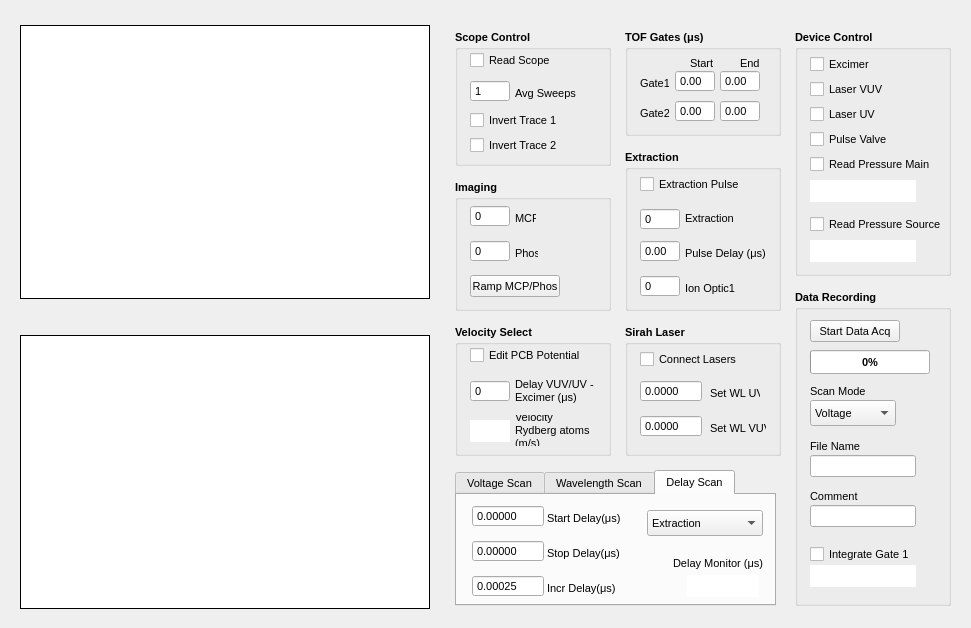
Old version of the form rsdgui.ui in the repository mikekohlhoff/ryexpctl.
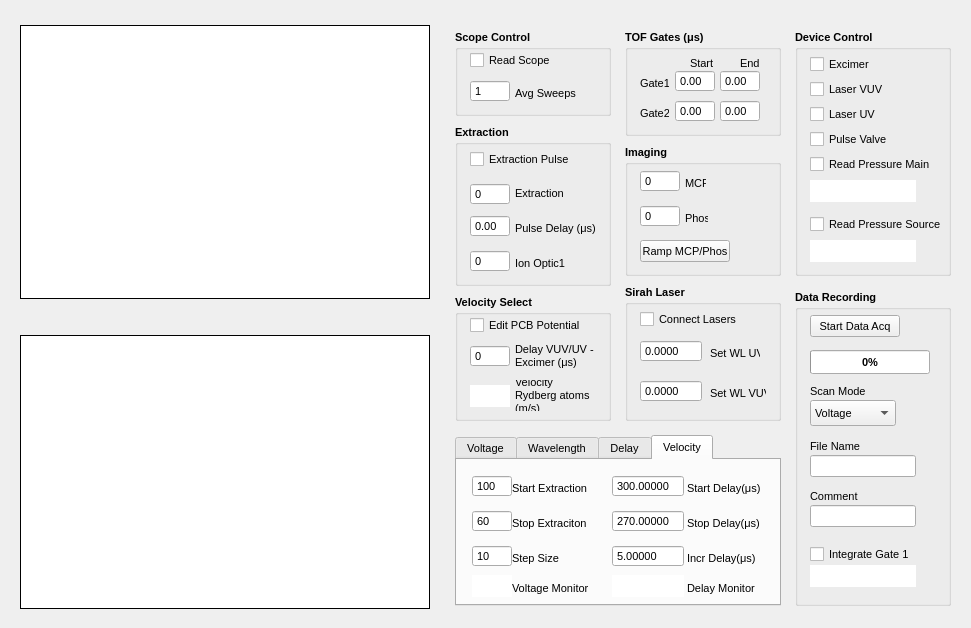
New version of the form. Custom widgets are drawn as their Qt base class.

Commit message: Matrix mode for scanning voltage and delay, in-gui plotting done as staple of traces

```diff
--- a/rsdgui.ui
+++ b/rsdgui.ui
@@ -95,7 +95,7 @@
      <x>455</x>
      <y>30</y>
      <width>156</width>
-     <height>136</height>
+     <height>86</height>
     </rect>
    </property>
    <property name="font">
@@ -114,46 +114,6 @@
    <property name="flat">
     <bool>false</bool>
    </property>
-   <widget class="QCheckBox" name="chk_invertTrace1">
-    <property name="geometry">
-     <rect>
-      <x>15</x>
-      <y>80</y>
-      <width>92</width>
-      <height>21</height>
-     </rect>
-    </property>
-    <property name="font">
-     <font>
-      <pointsize>8</pointsize>
-      <weight>50</weight>
-      <bold>false</bold>
-     </font>
-    </property>
-    <property name="text">
-     <string>Invert Trace 1</string>
-    </property>
-   </widget>
-   <widget class="QCheckBox" name="chk_invertTrace2">
-    <property name="geometry">
-     <rect>
-      <x>15</x>
-      <y>105</y>
-      <width>92</width>
-      <height>21</height>
-     </rect>
-    </property>
-    <property name="font">
-     <font>
-      <pointsize>8</pointsize>
-      <weight>50</weight>
-      <bold>false</bold>
-     </font>
-    </property>
-    <property name="text">
-     <string>Invert Trace 2</string>
-    </property>
-   </widget>
    <widget class="QCheckBox" name="chk_readScope">
     <property name="geometry">
      <rect>
@@ -294,8 +254,8 @@
   <widget class="QGroupBox" name="groupBox_Extraction">
    <property name="geometry">
     <rect>
-     <x>625</x>
-     <y>150</y>
+     <x>455</x>
+     <y>125</y>
      <width>156</width>
      <height>161</height>
     </rect>
@@ -584,7 +544,7 @@
     <property name="geometry">
      <rect>
       <x>15</x>
-      <y>30</y>
+      <y>25</y>
       <width>90</width>
       <height>22</height>
      </rect>
@@ -1212,8 +1172,8 @@
   <widget class="QGroupBox" name="groupBox_MCP">
    <property name="geometry">
     <rect>
-     <x>455</x>
-     <y>180</y>
+     <x>625</x>
+     <y>145</y>
      <width>156</width>
      <height>131</height>
     </rect>
@@ -1439,9 +1399,9 @@
    <property name="geometry">
     <rect>
      <x>625</x>
-     <y>325</y>
+     <y>285</y>
      <width>156</width>
-     <height>131</height>
+     <height>136</height>
     </rect>
    </property>
    <property name="font">
@@ -1551,7 +1511,7 @@
     <property name="geometry">
      <rect>
       <x>85</x>
-      <y>95</y>
+      <y>100</y>
       <width>56</width>
       <height>16</height>
      </rect>
@@ -1571,7 +1531,7 @@
     <property name="geometry">
      <rect>
       <x>15</x>
-      <y>90</y>
+      <y>95</y>
       <width>62</width>
       <height>22</height>
      </rect>
@@ -1861,9 +1821,9 @@
    <property name="geometry">
     <rect>
      <x>455</x>
-     <y>470</y>
-     <width>321</width>
-     <height>136</height>
+     <y>435</y>
+     <width>326</width>
+     <height>171</height>
     </rect>
    </property>
    <property name="font">
@@ -1873,11 +1833,11 @@
     </font>
    </property>
    <property name="currentIndex">
-    <number>2</number>
+    <number>3</number>
    </property>
    <widget class="QWidget" name="Extraction">
     <attribute name="title">
-     <string>Voltage Scan</string>
+     <string>Voltage</string>
     </attribute>
     <widget class="QSpinBox" name="inp_incrField">
      <property name="geometry">
@@ -2193,7 +2153,7 @@
    </widget>
    <widget class="QWidget" name="WL">
     <attribute name="title">
-     <string>Wavelength Scan</string>
+     <string>Wavelength</string>
     </attribute>
     <widget class="QComboBox" name="laserSelectScan">
      <property name="geometry">
@@ -2539,13 +2499,13 @@
    </widget>
    <widget class="QWidget" name="Delay">
     <attribute name="title">
-     <string>Delay Scan</string>
+     <string>Delay</string>
     </attribute>
     <widget class="QDoubleSpinBox" name="inp_stopDelay">
      <property name="geometry">
       <rect>
        <x>15</x>
-       <y>45</y>
+       <y>50</y>
        <width>72</width>
        <height>22</height>
       </rect>
@@ -2609,7 +2569,7 @@
      <property name="geometry">
       <rect>
        <x>15</x>
-       <y>80</y>
+       <y>85</y>
        <width>72</width>
        <height>22</height>
       </rect>
@@ -2670,7 +2630,7 @@
      <property name="geometry">
       <rect>
        <x>230</x>
-       <y>80</y>
+       <y>85</y>
        <width>72</width>
        <height>22</height>
       </rect>
@@ -2714,7 +2674,7 @@
      <property name="geometry">
       <rect>
        <x>15</x>
-       <y>10</y>
+       <y>15</y>
        <width>72</width>
        <height>22</height>
       </rect>
@@ -2778,7 +2738,7 @@
      <property name="geometry">
       <rect>
        <x>90</x>
-       <y>85</y>
+       <y>90</y>
        <width>71</width>
        <height>16</height>
       </rect>
@@ -2797,7 +2757,7 @@
      <property name="geometry">
       <rect>
        <x>205</x>
-       <y>60</y>
+       <y>65</y>
        <width>101</width>
        <height>16</height>
       </rect>
@@ -2819,7 +2779,7 @@
      <property name="geometry">
       <rect>
        <x>90</x>
-       <y>15</y>
+       <y>20</y>
        <width>81</width>
        <height>16</height>
       </rect>
@@ -2839,7 +2799,7 @@
      <property name="geometry">
       <rect>
        <x>90</x>
-       <y>50</y>
+       <y>55</y>
        <width>76</width>
        <height>16</height>
       </rect>
@@ -2858,7 +2818,7 @@
      <property name="geometry">
       <rect>
        <x>190</x>
-       <y>15</y>
+       <y>20</y>
        <width>116</width>
        <height>26</height>
       </rect>
@@ -2892,14 +2852,611 @@
      </item>
     </widget>
    </widget>
+   <widget class="QWidget" name="Velocity">
+    <attribute name="title">
+     <string>Velocity</string>
+    </attribute>
+    <widget class="QDoubleSpinBox" name="inp_incrDelayVel">
+     <property name="geometry">
+      <rect>
+       <x>155</x>
+       <y>85</y>
+       <width>72</width>
+       <height>22</height>
+      </rect>
+     </property>
+     <property name="sizePolicy">
+      <sizepolicy hsizetype="Fixed" vsizetype="Fixed">
+       <horstretch>0</horstretch>
+       <verstretch>0</verstretch>
+      </sizepolicy>
+     </property>
+     <property name="minimumSize">
+      <size>
+       <width>72</width>
+       <height>22</height>
+      </size>
+     </property>
+     <property name="maximumSize">
+      <size>
+       <width>40</width>
+       <height>16777215</height>
+      </size>
+     </property>
+     <property name="font">
+      <font>
+       <weight>50</weight>
+       <bold>false</bold>
+      </font>
+     </property>
+     <property name="mouseTracking">
+      <bool>true</bool>
+     </property>
+     <property name="wrapping">
+      <bool>false</bool>
+     </property>
+     <property name="frame">
+      <bool>true</bool>
+     </property>
+     <property name="buttonSymbols">
+      <enum>QAbstractSpinBox::NoButtons</enum>
+     </property>
+     <property name="keyboardTracking">
+      <bool>true</bool>
+     </property>
+     <property name="decimals">
+      <number>5</number>
+     </property>
+     <property name="maximum">
+      <double>1000.000000000000000</double>
+     </property>
+     <property name="singleStep">
+      <double>0.000250000000000</double>
+     </property>
+     <property name="value">
+      <double>5.000000000000000</double>
+     </property>
+    </widget>
+    <widget class="QDoubleSpinBox" name="inp_startDelayVel">
+     <property name="geometry">
+      <rect>
+       <x>155</x>
+       <y>15</y>
+       <width>72</width>
+       <height>22</height>
+      </rect>
+     </property>
+     <property name="sizePolicy">
+      <sizepolicy hsizetype="Fixed" vsizetype="Fixed">
+       <horstretch>0</horstretch>
+       <verstretch>0</verstretch>
+      </sizepolicy>
+     </property>
+     <property name="minimumSize">
+      <size>
+       <width>72</width>
+       <height>22</height>
+      </size>
+     </property>
+     <property name="maximumSize">
+      <size>
+       <width>40</width>
+       <height>16777215</height>
+      </size>
+     </property>
+     <property name="font">
+      <font>
+       <weight>50</weight>
+       <bold>false</bold>
+      </font>
+     </property>
+     <property name="mouseTracking">
+      <bool>true</bool>
+     </property>
+     <property name="wrapping">
+      <bool>false</bool>
+     </property>
+     <property name="frame">
+      <bool>true</bool>
+     </property>
+     <property name="buttonSymbols">
+      <enum>QAbstractSpinBox::NoButtons</enum>
+     </property>
+     <property name="keyboardTracking">
+      <bool>true</bool>
+     </property>
+     <property name="decimals">
+      <number>5</number>
+     </property>
+     <property name="minimum">
+      <double>0.000000000000000</double>
+     </property>
+     <property name="maximum">
+      <double>10000.000000000000000</double>
+     </property>
+     <property name="singleStep">
+      <double>0.000250000000000</double>
+     </property>
+     <property name="value">
+      <double>300.000000000000000</double>
+     </property>
+    </widget>
+    <widget class="QLabel" name="label_37">
+     <property name="geometry">
+      <rect>
+       <x>230</x>
+       <y>20</y>
+       <width>81</width>
+       <height>16</height>
+      </rect>
+     </property>
+     <property name="font">
+      <font>
+       <weight>50</weight>
+       <bold>false</bold>
+       <kerning>true</kerning>
+      </font>
+     </property>
+     <property name="text">
+      <string>Start Delay(μs)</string>
+     </property>
+    </widget>
+    <widget class="QLabel" name="label_38">
+     <property name="geometry">
+      <rect>
+       <x>230</x>
+       <y>90</y>
+       <width>71</width>
+       <height>16</height>
+      </rect>
+     </property>
+     <property name="font">
+      <font>
+       <weight>50</weight>
+       <bold>false</bold>
+      </font>
+     </property>
+     <property name="text">
+      <string>Incr Delay(μs)</string>
+     </property>
+    </widget>
+    <widget class="QLabel" name="label_39">
+     <property name="geometry">
+      <rect>
+       <x>230</x>
+       <y>55</y>
+       <width>76</width>
+       <height>16</height>
+      </rect>
+     </property>
+     <property name="font">
+      <font>
+       <weight>50</weight>
+       <bold>false</bold>
+      </font>
+     </property>
+     <property name="text">
+      <string>Stop Delay(μs)</string>
+     </property>
+    </widget>
+    <widget class="QDoubleSpinBox" name="inp_stopDelayVel">
+     <property name="geometry">
+      <rect>
+       <x>155</x>
+       <y>50</y>
+       <width>72</width>
+       <height>22</height>
+      </rect>
+     </property>
+     <property name="sizePolicy">
+      <sizepolicy hsizetype="Fixed" vsizetype="Fixed">
+       <horstretch>0</horstretch>
+       <verstretch>0</verstretch>
+      </sizepolicy>
+     </property>
+     <property name="minimumSize">
+      <size>
+       <width>72</width>
+       <height>22</height>
+      </size>
+     </property>
+     <property name="maximumSize">
+      <size>
+       <width>40</width>
+       <height>16777215</height>
+      </size>
+     </property>
+     <property name="font">
+      <font>
+       <weight>50</weight>
+       <bold>false</bold>
+      </font>
+     </property>
+     <property name="mouseTracking">
+      <bool>true</bool>
+     </property>
+     <property name="wrapping">
+      <bool>false</bool>
+     </property>
+     <property name="frame">
+      <bool>true</bool>
+     </property>
+     <property name="buttonSymbols">
+      <enum>QAbstractSpinBox::NoButtons</enum>
+     </property>
+     <property name="keyboardTracking">
+      <bool>true</bool>
+     </property>
+     <property name="decimals">
+      <number>5</number>
+     </property>
+     <property name="minimum">
+      <double>0.000000000000000</double>
+     </property>
+     <property name="maximum">
+      <double>10000.000000000000000</double>
+     </property>
+     <property name="singleStep">
+      <double>0.000250000000000</double>
+     </property>
+     <property name="value">
+      <double>270.000000000000000</double>
+     </property>
+    </widget>
+    <widget class="QLabel" name="label_40">
+     <property name="geometry">
+      <rect>
+       <x>55</x>
+       <y>55</y>
+       <width>111</width>
+       <height>16</height>
+      </rect>
+     </property>
+     <property name="font">
+      <font>
+       <weight>50</weight>
+       <bold>false</bold>
+      </font>
+     </property>
+     <property name="text">
+      <string>Stop Extraciton</string>
+     </property>
+    </widget>
+    <widget class="QLabel" name="label_29">
+     <property name="geometry">
+      <rect>
+       <x>55</x>
+       <y>90</y>
+       <width>61</width>
+       <height>16</height>
+      </rect>
+     </property>
+     <property name="font">
+      <font>
+       <weight>50</weight>
+       <bold>false</bold>
+      </font>
+     </property>
+     <property name="text">
+      <string>Step Size</string>
+     </property>
+    </widget>
+    <widget class="QLabel" name="label_41">
+     <property name="geometry">
+      <rect>
+       <x>55</x>
+       <y>20</y>
+       <width>106</width>
+       <height>16</height>
+      </rect>
+     </property>
+     <property name="font">
+      <font>
+       <weight>50</weight>
+       <bold>false</bold>
+      </font>
+     </property>
+     <property name="text">
+      <string>Start Extraction</string>
+     </property>
+    </widget>
+    <widget class="QSpinBox" name="inp_startFieldVel">
+     <property name="geometry">
+      <rect>
+       <x>15</x>
+       <y>15</y>
+       <width>40</width>
+       <height>22</height>
+      </rect>
+     </property>
+     <property name="sizePolicy">
+      <sizepolicy hsizetype="Fixed" vsizetype="Fixed">
+       <horstretch>0</horstretch>
+       <verstretch>0</verstretch>
+      </sizepolicy>
+     </property>
+     <property name="maximumSize">
+      <size>
+       <width>40</width>
+       <height>16777215</height>
+      </size>
+     </property>
+     <property name="font">
+      <font>
+       <weight>50</weight>
+       <bold>false</bold>
+      </font>
+     </property>
+     <property name="mouseTracking">
+      <bool>true</bool>
+     </property>
+     <property name="wrapping">
+      <bool>false</bool>
+     </property>
+     <property name="frame">
+      <bool>true</bool>
+     </property>
+     <property name="buttonSymbols">
+      <enum>QAbstractSpinBox::NoButtons</enum>
+     </property>
+     <property name="keyboardTracking">
+      <bool>true</bool>
+     </property>
+     <property name="minimum">
+      <number>0</number>
+     </property>
+     <property name="maximum">
+      <number>5000</number>
+     </property>
+     <property name="value">
+      <number>100</number>
+     </property>
+    </widget>
+    <widget class="QSpinBox" name="inp_stopFieldVel">
+     <property name="geometry">
+      <rect>
+       <x>15</x>
+       <y>50</y>
+       <width>40</width>
+       <height>22</height>
+      </rect>
+     </property>
+     <property name="sizePolicy">
+      <sizepolicy hsizetype="Fixed" vsizetype="Fixed">
+       <horstretch>0</horstretch>
+       <verstretch>0</verstretch>
+      </sizepolicy>
+     </property>
+     <property name="maximumSize">
+      <size>
+       <width>40</width>
+       <height>16777215</height>
+      </size>
+     </property>
+     <property name="font">
+      <font>
+       <weight>50</weight>
+       <bold>false</bold>
+      </font>
+     </property>
+     <property name="mouseTracking">
+      <bool>true</bool>
+     </property>
+     <property name="wrapping">
+      <bool>false</bool>
+     </property>
+     <property name="frame">
+      <bool>true</bool>
+     </property>
+     <property name="buttonSymbols">
+      <enum>QAbstractSpinBox::NoButtons</enum>
+     </property>
+     <property name="keyboardTracking">
+      <bool>true</bool>
+     </property>
+     <property name="minimum">
+      <number>0</number>
+     </property>
+     <property name="maximum">
+      <number>5000</number>
+     </property>
+     <property name="value">
+      <number>60</number>
+     </property>
+    </widget>
+    <widget class="QSpinBox" name="inp_incrFieldVel">
+     <property name="geometry">
+      <rect>
+       <x>15</x>
+       <y>85</y>
+       <width>40</width>
+       <height>22</height>
+      </rect>
+     </property>
+     <property name="sizePolicy">
+      <sizepolicy hsizetype="Fixed" vsizetype="Fixed">
+       <horstretch>0</horstretch>
+       <verstretch>0</verstretch>
+      </sizepolicy>
+     </property>
+     <property name="maximumSize">
+      <size>
+       <width>40</width>
+       <height>16777215</height>
+      </size>
+     </property>
+     <property name="font">
+      <font>
+       <weight>50</weight>
+       <bold>false</bold>
+      </font>
+     </property>
+     <property name="mouseTracking">
+      <bool>true</bool>
+     </property>
+     <property name="wrapping">
+      <bool>false</bool>
+     </property>
+     <property name="frame">
+      <bool>true</bool>
+     </property>
+     <property name="buttonSymbols">
+      <enum>QAbstractSpinBox::NoButtons</enum>
+     </property>
+     <property name="keyboardTracking">
+      <bool>true</bool>
+     </property>
+     <property name="minimum">
+      <number>0</number>
+     </property>
+     <property name="maximum">
+      <number>5000</number>
+     </property>
+     <property name="value">
+      <number>10</number>
+     </property>
+    </widget>
+    <widget class="QLabel" name="label_42">
+     <property name="geometry">
+      <rect>
+       <x>230</x>
+       <y>120</y>
+       <width>101</width>
+       <height>16</height>
+      </rect>
+     </property>
+     <property name="font">
+      <font>
+       <weight>50</weight>
+       <bold>false</bold>
+      </font>
+     </property>
+     <property name="text">
+      <string>Delay Monitor</string>
+     </property>
+     <property name="alignment">
+      <set>Qt::AlignLeading|Qt::AlignLeft|Qt::AlignVCenter</set>
+     </property>
+    </widget>
+    <widget class="QTextBrowser" name="out_delayMonVel">
+     <property name="geometry">
+      <rect>
+       <x>155</x>
+       <y>115</y>
+       <width>72</width>
+       <height>22</height>
+      </rect>
+     </property>
+     <property name="sizePolicy">
+      <sizepolicy hsizetype="Fixed" vsizetype="Fixed">
+       <horstretch>0</horstretch>
+       <verstretch>0</verstretch>
+      </sizepolicy>
+     </property>
+     <property name="minimumSize">
+      <size>
+       <width>72</width>
+       <height>22</height>
+      </size>
+     </property>
+     <property name="font">
+      <font>
+       <weight>50</weight>
+       <bold>false</bold>
+      </font>
+     </property>
+     <property name="acceptDrops">
+      <bool>false</bool>
+     </property>
+     <property name="frameShape">
+      <enum>QFrame::NoFrame</enum>
+     </property>
+     <property name="frameShadow">
+      <enum>QFrame::Plain</enum>
+     </property>
+     <property name="html">
+      <string>&lt;!DOCTYPE HTML PUBLIC &quot;-//W3C//DTD HTML 4.0//EN&quot; &quot;http://www.w3.org/TR/REC-html40/strict.dtd&quot;&gt;
+&lt;html&gt;&lt;head&gt;&lt;meta name=&quot;qrichtext&quot; content=&quot;1&quot; /&gt;&lt;style type=&quot;text/css&quot;&gt;
+p, li { white-space: pre-wrap; }
+&lt;/style&gt;&lt;/head&gt;&lt;body style=&quot; font-family:'Tahoma'; font-size:8pt; font-weight:400; font-style:normal;&quot;&gt;
+&lt;p style=&quot;-qt-paragraph-type:empty; margin-top:0px; margin-bottom:0px; margin-left:0px; margin-right:0px; -qt-block-indent:0; text-indent:0px;&quot;&gt;&lt;br /&gt;&lt;/p&gt;&lt;/body&gt;&lt;/html&gt;</string>
+     </property>
+    </widget>
+    <widget class="QTextBrowser" name="out_voltMonVel">
+     <property name="geometry">
+      <rect>
+       <x>15</x>
+       <y>115</y>
+       <width>40</width>
+       <height>22</height>
+      </rect>
+     </property>
+     <property name="sizePolicy">
+      <sizepolicy hsizetype="Fixed" vsizetype="Fixed">
+       <horstretch>0</horstretch>
+       <verstretch>0</verstretch>
+      </sizepolicy>
+     </property>
+     <property name="minimumSize">
+      <size>
+       <width>40</width>
+       <height>22</height>
+      </size>
+     </property>
+     <property name="font">
+      <font>
+       <weight>50</weight>
+       <bold>false</bold>
+      </font>
+     </property>
+     <property name="acceptDrops">
+      <bool>false</bool>
+     </property>
+     <property name="frameShape">
+      <enum>QFrame::NoFrame</enum>
+     </property>
+     <property name="frameShadow">
+      <enum>QFrame::Plain</enum>
+     </property>
+     <property name="html">
+      <string>&lt;!DOCTYPE HTML PUBLIC &quot;-//W3C//DTD HTML 4.0//EN&quot; &quot;http://www.w3.org/TR/REC-html40/strict.dtd&quot;&gt;
+&lt;html&gt;&lt;head&gt;&lt;meta name=&quot;qrichtext&quot; content=&quot;1&quot; /&gt;&lt;style type=&quot;text/css&quot;&gt;
+p, li { white-space: pre-wrap; }
+&lt;/style&gt;&lt;/head&gt;&lt;body style=&quot; font-family:'Tahoma'; font-size:8pt; font-weight:400; font-style:normal;&quot;&gt;
+&lt;p style=&quot;-qt-paragraph-type:empty; margin-top:0px; margin-bottom:0px; margin-left:0px; margin-right:0px; -qt-block-indent:0; text-indent:0px;&quot;&gt;&lt;br /&gt;&lt;/p&gt;&lt;/body&gt;&lt;/html&gt;</string>
+     </property>
+    </widget>
+    <widget class="QLabel" name="label_43">
+     <property name="geometry">
+      <rect>
+       <x>55</x>
+       <y>120</y>
+       <width>101</width>
+       <height>16</height>
+      </rect>
+     </property>
+     <property name="font">
+      <font>
+       <weight>50</weight>
+       <bold>false</bold>
+      </font>
+     </property>
+     <property name="text">
+      <string>Voltage Monitor</string>
+     </property>
+     <property name="alignment">
+      <set>Qt::AlignLeading|Qt::AlignLeft|Qt::AlignVCenter</set>
+     </property>
+    </widget>
+   </widget>
   </widget>
   <widget class="QGroupBox" name="groupBox_Decelerator">
    <property name="geometry">
     <rect>
      <x>455</x>
-     <y>325</y>
+     <y>295</y>
      <width>156</width>
-     <height>131</height>
+     <height>126</height>
     </rect>
    </property>
    <property name="font">
@@ -2944,7 +3501,7 @@
     <property name="geometry">
      <rect>
       <x>15</x>
-      <y>55</y>
+      <y>50</y>
       <width>40</width>
       <height>22</height>
      </rect>
@@ -3005,7 +3562,7 @@
     <property name="geometry">
      <rect>
       <x>60</x>
-      <y>50</y>
+      <y>45</y>
       <width>96</width>
       <height>31</height>
      </rect>
@@ -3027,7 +3584,7 @@
     <property name="geometry">
      <rect>
       <x>15</x>
-      <y>95</y>
+      <y>90</y>
       <width>40</width>
       <height>22</height>
      </rect>
@@ -3071,7 +3628,7 @@
     <property name="geometry">
      <rect>
       <x>60</x>
-      <y>90</y>
+      <y>85</y>
       <width>81</width>
       <height>31</height>
      </rect>
```
Left out of the diff: 43 changed lines with no effect on the pictures. The commit also changes 3 other files.
